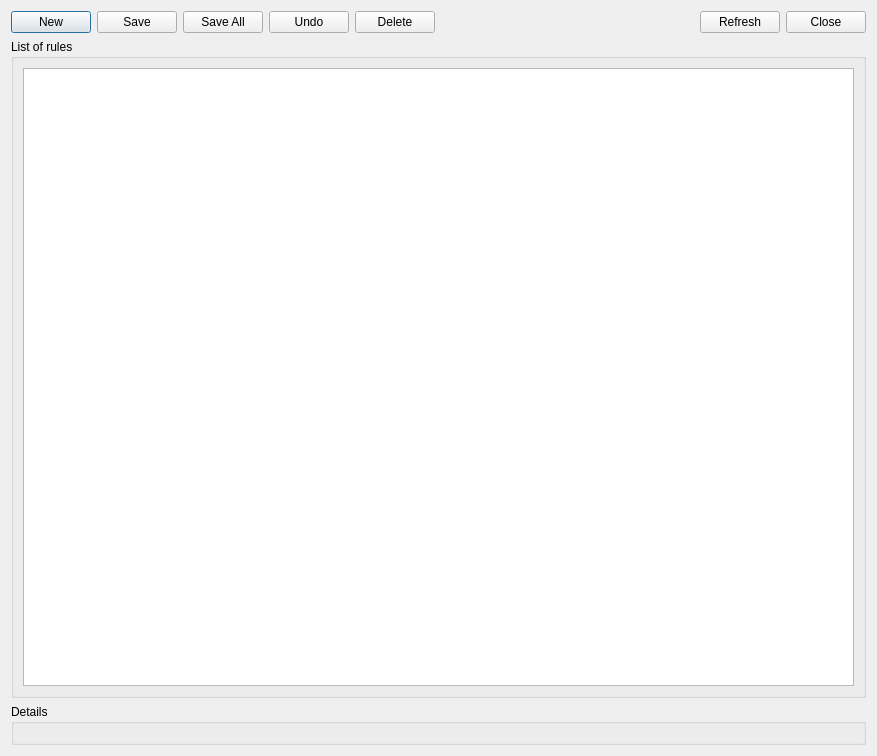
First picture: the form in client/src/ui/dialogs/business_rules_dialog.ui, repository networkoptix/nx_open, before the edit.
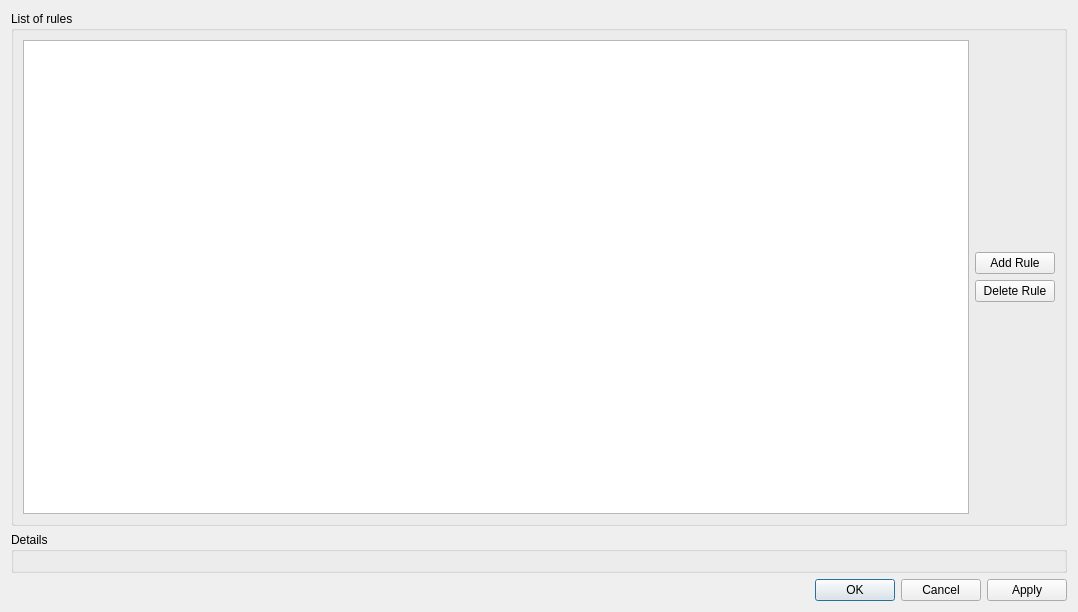
Second picture: the form after the edit.

Commit message:
Improving business rules dialog
<==== Mercurial data ====>
Branch: master

What changed in the file:
```diff
--- a/client/src/ui/dialogs/business_rules_dialog.ui
+++ b/client/src/ui/dialogs/business_rules_dialog.ui
@@ -6,8 +6,8 @@
    <rect>
     <x>0</x>
     <y>0</y>
-    <width>877</width>
-    <height>756</height>
+    <width>1078</width>
+    <height>612</height>
    </rect>
   </property>
   <property name="windowTitle">
@@ -17,78 +17,12 @@
    <bool>true</bool>
   </property>
   <layout class="QVBoxLayout" name="verticalLayout_2">
-   <item>
-    <layout class="QHBoxLayout" name="horizontalLayout">
-     <item>
-      <widget class="QPushButton" name="newRuleButton">
-       <property name="text">
-        <string>New</string>
-       </property>
-      </widget>
-     </item>
-     <item>
-      <widget class="QPushButton" name="saveButton">
-       <property name="text">
-        <string>Save</string>
-       </property>
-      </widget>
-     </item>
-     <item>
-      <widget class="QPushButton" name="saveAllButton">
-       <property name="text">
-        <string>Save All</string>
-       </property>
-      </widget>
-     </item>
-     <item>
-      <widget class="QPushButton" name="undoButton">
-       <property name="text">
-        <string>Undo</string>
-       </property>
-      </widget>
-     </item>
-     <item>
-      <widget class="QPushButton" name="deleteButton">
-       <property name="text">
-        <string>Delete</string>
-       </property>
-      </widget>
-     </item>
-     <item>
-      <spacer name="horizontalSpacer">
-       <property name="orientation">
-        <enum>Qt::Horizontal</enum>
-       </property>
-       <property name="sizeHint" stdset="0">
-        <size>
-         <width>40</width>
-         <height>20</height>
-        </size>
-       </property>
-      </spacer>
-     </item>
-     <item>
-      <widget class="QPushButton" name="refreshButton">
-       <property name="text">
-        <string>Refresh</string>
-       </property>
-      </widget>
-     </item>
-     <item>
-      <widget class="QPushButton" name="closeButton">
-       <property name="text">
-        <string>Close</string>
-       </property>
-      </widget>
-     </item>
-    </layout>
-   </item>
    <item>
     <widget class="QGroupBox" name="rulesGroupBox">
      <property name="title">
       <string>List of rules</string>
      </property>
-     <layout class="QVBoxLayout" name="verticalLayout">
+     <layout class="QHBoxLayout" name="horizontalLayout">
       <item>
        <widget class="QTableView" name="tableView">
         <property name="editTriggers">
@@ -120,6 +54,50 @@
         </attribute>
        </widget>
       </item>
+      <item>
+       <layout class="QVBoxLayout" name="verticalLayout">
+        <item>
+         <spacer name="verticalSpacer">
+          <property name="orientation">
+           <enum>Qt::Vertical</enum>
+          </property>
+          <property name="sizeHint" stdset="0">
+           <size>
+            <width>20</width>
+            <height>40</height>
+           </size>
+          </property>
+         </spacer>
+        </item>
+        <item>
+         <widget class="QPushButton" name="addRuleButton">
+          <property name="text">
+           <string>Add Rule</string>
+          </property>
+         </widget>
+        </item>
+        <item>
+         <widget class="QPushButton" name="deleteRuleButton">
+          <property name="text">
+           <string>Delete Rule</string>
+          </property>
+         </widget>
+        </item>
+        <item>
+         <spacer name="verticalSpacer_2">
+          <property name="orientation">
+           <enum>Qt::Vertical</enum>
+          </property>
+          <property name="sizeHint" stdset="0">
+           <size>
+            <width>20</width>
+            <height>40</height>
+           </size>
+          </property>
+         </spacer>
+        </item>
+       </layout>
+      </item>
      </layout>
     </widget>
    </item>
@@ -131,6 +109,13 @@
      <layout class="QVBoxLayout" name="detailsLayout"/>
     </widget>
    </item>
+   <item>
+    <widget class="QDialogButtonBox" name="buttonBox">
+     <property name="standardButtons">
+      <set>QDialogButtonBox::Apply|QDialogButtonBox::Cancel|QDialogButtonBox::Ok</set>
+     </property>
+    </widget>
+   </item>
   </layout>
  </widget>
  <resources/>
```
Left out of the diff: 3 changed lines with no effect on the pictures. The commit also changes 7 other files.
